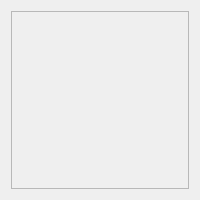
Old version of the form producto.ui in the repository roblescristian4722/nile.
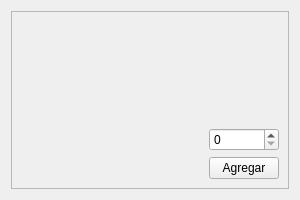
New version of the form.

Commit message: Permite seleccionar una cantidad de productos a comprar (etapa 5)

What changed in the file:
```diff
--- a/producto.ui
+++ b/producto.ui
@@ -6,7 +6,7 @@
    <rect>
     <x>0</x>
     <y>0</y>
-    <width>200</width>
+    <width>300</width>
     <height>200</height>
    </rect>
   </property>
@@ -14,7 +14,7 @@
    <string>Form</string>
   </property>
   <layout class="QGridLayout" name="gridLayout">
-   <item row="0" column="0">
+   <item row="1" column="0">
     <widget class="QFrame" name="frame">
      <property name="frameShape">
       <enum>QFrame::StyledPanel</enum>
@@ -23,14 +23,27 @@
       <enum>QFrame::Raised</enum>
      </property>
      <layout class="QGridLayout" name="gridLayout_2">
-      <item row="0" column="0">
+      <item row="6" column="1">
+       <widget class="QPushButton" name="addPB">
+        <property name="maximumSize">
+         <size>
+          <width>70</width>
+          <height>16777215</height>
+         </size>
+        </property>
+        <property name="text">
+         <string>Agregar</string>
+        </property>
+       </widget>
+      </item>
+      <item row="0" column="0" colspan="2">
        <widget class="QLabel" name="imageL">
         <property name="text">
          <string/>
         </property>
        </widget>
       </item>
-      <item row="1" column="0">
+      <item row="5" column="0" rowspan="2">
        <layout class="QVBoxLayout" name="verticalLayout">
         <item>
          <widget class="QLabel" name="nameL">
@@ -48,6 +61,16 @@
         </item>
        </layout>
       </item>
+      <item row="5" column="1">
+       <widget class="QSpinBox" name="numberProductsSB">
+        <property name="maximumSize">
+         <size>
+          <width>70</width>
+          <height>16777215</height>
+         </size>
+        </property>
+       </widget>
+      </item>
      </layout>
     </widget>
    </item>
```
The commit also changes 7 other files.
